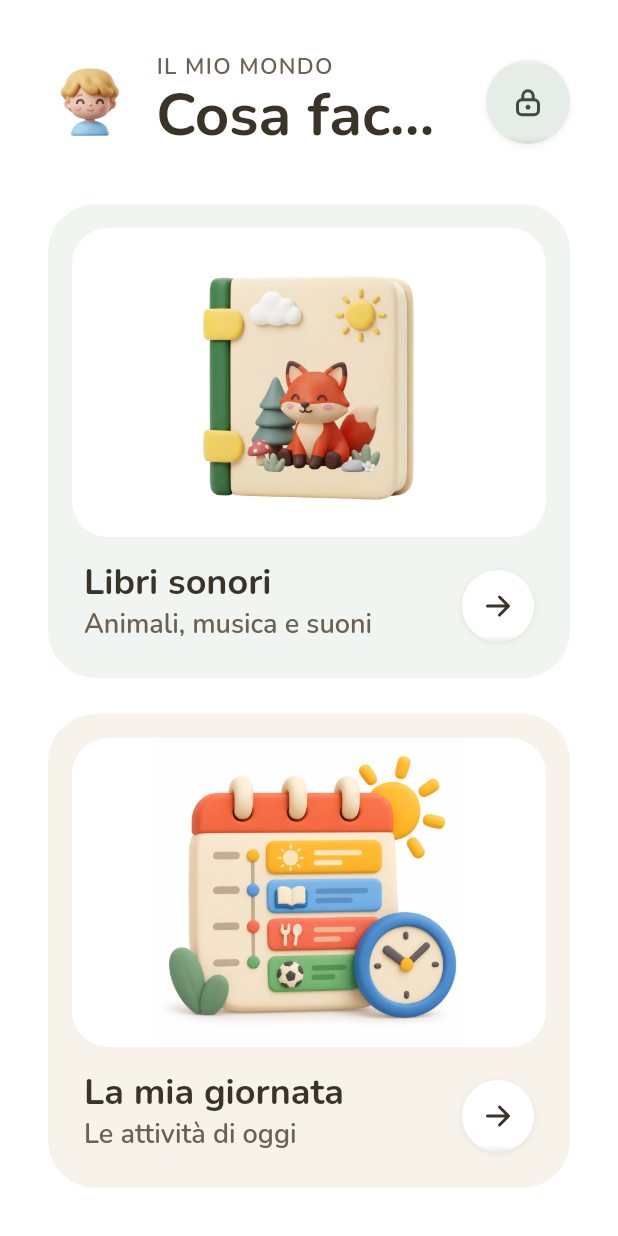
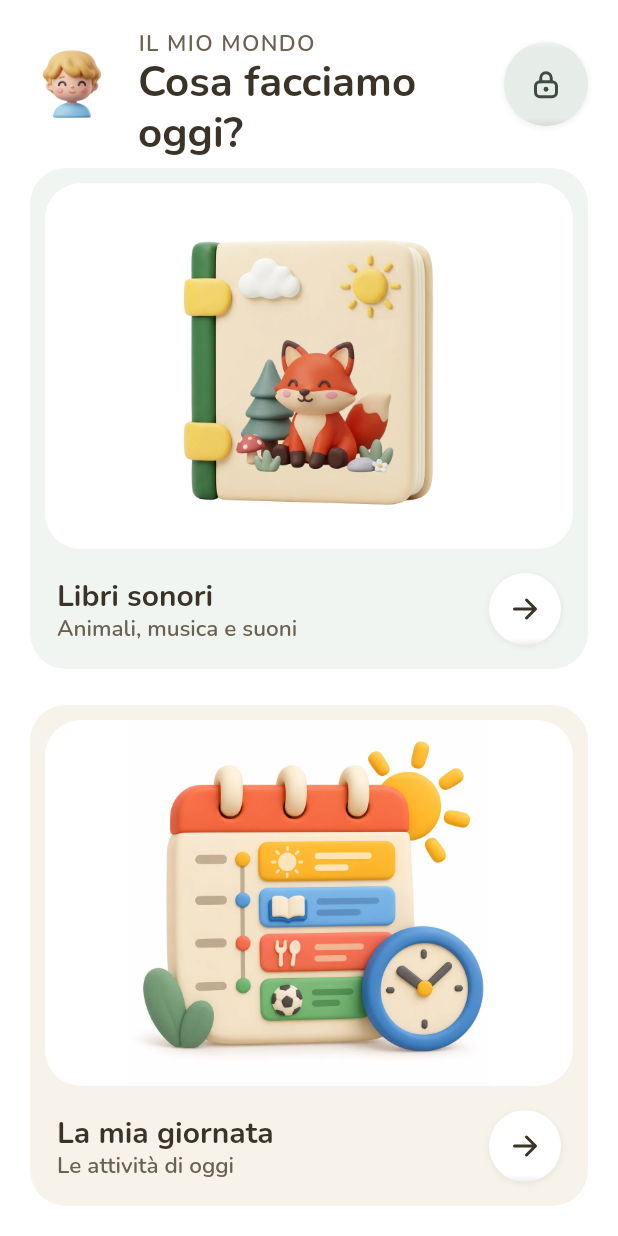
Before and after one commit to ninavoytovychdesign/il-mio-mondo, a Flutter app: the screen it shows after launch, after a tap on "Ostap", on a phone screen of 412 x 824 dp. Run offline on Flutter 3.47's test engine with Material 3 defaults, Android fonts, the phone set to English and light mode, and no system bars; our stand-ins replace audioplayers, flutter_svg, flutter_tts, shared_preferences, wakelock_plus; missing offline and left inert: record.

Commit message:
Flutter: phone layout (short side < 600)
Co-Authored-By: Claude Opus 5.5 <noreply@anthropic.com>
Claude-Session: https://claude.ai/code/session_015JoXFTQ5kS6MDA8AZ8ja6R

```diff
--- a/flutter/lib/mom.dart
+++ b/flutter/lib/mom.dart
@@ -109,8 +109,8 @@ class Box extends StatelessWidget {
 
   @override
   Widget build(BuildContext context) => Container(
-        padding: const EdgeInsets.all(24),
-        decoration: BoxDecoration(color: color ?? (warm ? C.cardWarm : C.cardGreen), borderRadius: BorderRadius.circular(rCard)),
+        padding: EdgeInsets.all(isPhone(context) ? 16 : 24),
+        decoration: BoxDecoration(color: color ?? (warm ? C.cardWarm : C.cardGreen), borderRadius: BorderRadius.circular(isPhone(context) ? 24 : rCard)),
         child: Column(
           crossAxisAlignment: CrossAxisAlignment.stretch,
           children: [
@@ -369,7 +369,7 @@ class _MomShellState extends State<MomShell> {
           _ => _oggi(s),
         };
     }
-    final pad = isPortrait(context) ? 32.0 : 40.0;
+    final pad = isPhone(context) ? 20.0 : (isPortrait(context) ? 32.0 : 40.0);
     return PopScope(
       canPop: false,
       onPopInvokedWithResult: (didPop, _) {
@@ -403,7 +403,7 @@ class _MomShellState extends State<MomShell> {
                   ),
                 ),
               ),
-              Positioned(left: 0, right: 0, bottom: 16, child: Center(child: _dock(s))),
+              Positioned(left: 0, right: 0, bottom: isPhone(context) ? 10 : 16, child: Center(child: _dock(s))),
             ],
           ),
         ),
@@ -416,7 +416,7 @@ class _MomShellState extends State<MomShell> {
       crossAxisAlignment: CrossAxisAlignment.start,
       mainAxisSize: MainAxisSize.min,
       children: [
-        Text(p.title, style: ts(32), maxLines: 1, overflow: TextOverflow.ellipsis),
+        Text(p.title, style: ts(isPhone(context) ? 26 : 32), maxLines: 1, overflow: TextOverflow.ellipsis),
         if (p.subtitle != null) Text(p.subtitle!, style: ts(16, w: FontWeight.w600, color: C.ink2), maxLines: 1, overflow: TextOverflow.ellipsis),
       ],
     );
@@ -438,6 +438,15 @@ class _MomShellState extends State<MomShell> {
     final right = Row(mainAxisSize: MainAxisSize.min, children: [
       for (var i = 0; i < actions.length; i++) ...[if (i > 0) const SizedBox(width: 12), actions[i]],
     ]);
+    if (isPhone(context) && (p.extra.isNotEmpty || s.cameFromChild)) {
+      // phone: titles and the gear on the first line, the action buttons on the next
+      final acts = [...p.extra, if (s.cameFromChild) actions[p.extra.length]];
+      return Column(crossAxisAlignment: CrossAxisAlignment.stretch, children: [
+        Row(children: [Expanded(child: left), if (sub != _Sub.settings) ...[const SizedBox(width: 12), actions.last]]),
+        const SizedBox(height: 12),
+        Wrap(spacing: 12, runSpacing: 12, children: acts),
+      ]);
+    }
     if (isPortrait(context) && p.extra.isNotEmpty && s.cameFromChild) {
       return Column(crossAxisAlignment: CrossAxisAlignment.stretch, children: [left, const SizedBox(height: 16), Align(alignment: Alignment.centerRight, child: right)]);
     }
@@ -455,9 +464,11 @@ class _MomShellState extends State<MomShell> {
       ['routine', s.l('Routine', 'Рутини'), MI.tRoutine, MI.fRoutine],
       ['bambini', s.l('Bambini', 'Діти'), MI.tKids, MI.fKids],
     ];
+    final phone = isPhone(context);
     return Container(
-      height: 80,
-      padding: const EdgeInsets.all(8),
+      height: phone ? 68 : 80,
+      margin: EdgeInsets.symmetric(horizontal: phone ? 12 : 0),
+      padding: EdgeInsets.all(phone ? 6 : 8),
       decoration: BoxDecoration(
         color: Colors.white,
         borderRadius: BorderRadius.circular(999),
@@ -465,16 +476,17 @@ class _MomShellState extends State<MomShell> {
         boxShadow: const [BoxShadow(color: Color(0x1A3E4C43), blurRadius: 20, offset: Offset(0, 6))],
       ),
       child: Row(
-        mainAxisSize: MainAxisSize.min,
+        mainAxisSize: phone ? MainAxisSize.max : MainAxisSize.min,
         children: [
           for (final t in tabs) ...[
-            if (t != tabs.first) const SizedBox(width: 4),
-            _DockItem(
+            if (t != tabs.first) SizedBox(width: phone ? 2 : 4),
+            _expandIf(phone, _DockItem(
+              compact: phone,
               label: t[1],
               svg: (tab == t[0] && sub != _Sub.settings) ? t[3] : t[2],
               on: tab == t[0] && sub != _Sub.settings,
               onTap: () => goTab(t[0]),
-            ),
+            )),
           ],
         ],
       ),
@@ -591,10 +603,12 @@ class _MomShellState extends State<MomShell> {
     final week = Row(
       crossAxisAlignment: CrossAxisAlignment.center,
       children: [
-        _Mini(svg: MI.chevL, label: s.l('Settimana precedente', 'Попередній тиждень'), onTap: () => setState(() => calDate = sel.subtract(const Duration(days: 7)))),
-        const SizedBox(width: 8),
+        if (!isPhone(context)) ...[
+          _Mini(svg: MI.chevL, label: s.l('Settimana precedente', 'Попередній тиждень'), onTap: () => setState(() => calDate = sel.subtract(const Duration(days: 7)))),
+          const SizedBox(width: 8),
+        ],
         for (var i = 0; i < 7; i++) ...[
-          if (i > 0) const SizedBox(width: 8),
+          if (i > 0) SizedBox(width: isPhone(context) ? 4 : 8),
           Expanded(
             child: _WeekDay(
               letter: dayShort[s.ui]![i + 1],
@@ -606,8 +620,10 @@ class _MomShellState extends State<MomShell> {
             ),
           ),
         ],
-        const SizedBox(width: 8),
-        _Mini(svg: MI.chevR, label: s.l('Settimana successiva', 'Наступний тиждень'), onTap: () => setState(() => calDate = sel.add(const Duration(days: 7)))),
+        if (!isPhone(context)) ...[
+          const SizedBox(width: 8),
+          _Mini(svg: MI.chevR, label: s.l('Settimana successiva', 'Наступний тиждень'), onTap: () => setState(() => calDate = sel.add(const Duration(days: 7)))),
+        ],
       ],
     );
     return _Page(
@@ -774,6 +790,8 @@ class _MomShellState extends State<MomShell> {
   }
 }
 
+Widget _expandIf(bool on, Widget w) => on ? Expanded(child: w) : w;
+
 class _Page {
   _Page({required this.title, required this.body, this.subtitle, this.back, this.extra = const []});
   final String title;
@@ -784,7 +802,8 @@ class _Page {
 }
 
 class _DockItem extends StatelessWidget {
-  const _DockItem({required this.label, required this.svg, required this.on, required this.onTap});
+  const _DockItem({required this.label, required this.svg, required this.on, required this.onTap, this.compact = false});
+  final bool compact;
   final String label;
   final String svg;
   final bool on;
@@ -799,14 +818,14 @@ class _DockItem extends StatelessWidget {
           behavior: HitTestBehavior.opaque,
           onTap: onTap,
           child: Container(
-            constraints: const BoxConstraints(minWidth: 84),
-            padding: const EdgeInsets.symmetric(horizontal: 10, vertical: 6),
+            constraints: BoxConstraints(minWidth: compact ? 0 : 84),
+            padding: EdgeInsets.symmetric(horizontal: compact ? 2 : 10, vertical: compact ? 4 : 6),
             decoration: on ? soft3d(C.nav, radius: BorderRadius.circular(999)) : null,
             foregroundDecoration: on ? soft3dOverlay(radius: BorderRadius.circular(999)) : null,
             child: Column(mainAxisAlignment: MainAxisAlignment.center, children: [
-              icon(svg, 24, on ? C.ink : C.ink2),
+              icon(svg, compact ? 22 : 24, on ? C.ink : C.ink2),
               const SizedBox(height: 4),
-              Text(label, style: ts(13, w: on ? FontWeight.w800 : FontWeight.w600, color: on ? C.ink : C.ink2, height: 1.1)),
+              Text(label, maxLines: 1, overflow: TextOverflow.ellipsis, style: ts(compact ? 11 : 13, w: on ? FontWeight.w800 : FontWeight.w600, color: on ? C.ink : C.ink2, height: 1.1)),
             ]),
           ),
         ),
@@ -851,9 +870,9 @@ class _WeekDay extends StatelessWidget {
                   border: Border.all(color: today ? C.ink3 : C.nav, width: 2),
                 ),
           child: Column(children: [
-            Text(letter.toUpperCase(), style: ts(13, color: selected ? Colors.white : C.ink2, spacing: 0.5)),
+            Text(letter.toUpperCase(), style: ts(isPhone(context) ? 11 : 13, color: selected ? Colors.white : C.ink2, spacing: 0.5)),
             const SizedBox(height: 4),
-            Text('$day', style: ts(22, color: fg)),
+            Text('$day', style: ts(isPhone(context) ? 18 : 22, color: fg)),
             const SizedBox(height: 4),
             SizedBox(
               height: 8,
@@ -920,11 +939,11 @@ class _DayRow extends StatelessWidget {
     return CardRow(
       onTap: onTap,
       child: Row(children: [
-        SizedBox(width: 56, child: Text(time, style: ts(18, w: done ? FontWeight.w600 : FontWeight.w700, color: done ? C.ink3 : C.ink))),
-        const SizedBox(width: 16),
-        thumb(cover, bg: flatArt.containsKey(cover) ? coverTint : C.surface),
-        const SizedBox(width: 16),
-        Expanded(child: Text(name, style: ts(18), maxLines: 2, overflow: TextOverflow.ellipsis)),
+        SizedBox(width: isPhone(context) ? 46 : 56, child: Text(time, style: ts(isPhone(context) ? 16 : 18, w: done ? FontWeight.w600 : FontWeight.w700, color: done ? C.ink3 : C.ink))),
+        SizedBox(width: isPhone(context) ? 10 : 16),
+        thumb(cover, w: isPhone(context) ? 44 : 56, h: isPhone(context) ? 40 : 48, bg: flatArt.containsKey(cover) ? coverTint : C.surface),
+        SizedBox(width: isPhone(context) ? 10 : 16),
+        Expanded(child: Text(name, style: ts(isPhone(context) ? 16 : 18), maxLines: 2, overflow: TextOverflow.ellipsis)),
         if (right != null) ...[const SizedBox(width: 12), right],
       ]),
     );
@@ -1308,7 +1327,7 @@ class _RoutineGridState extends State<RoutineGrid> {
                           boxShadow: dragging ? const [BoxShadow(color: Color(0x2E3E4C43), blurRadius: 28, offset: Offset(0, 12))] : const [],
                         ),
                         child: Row(children: [
-                          thumb(r.cover, w: 88, h: 68, r: 16, bg: flatArt.containsKey(r.cover) ? r.tint : Colors.white),
+                          thumb(r.cover, w: isPhone(context) ? 64 : 88, h: isPhone(context) ? 52 : 68, r: 16, bg: flatArt.containsKey(r.cover) ? r.tint : Colors.white),
                           const SizedBox(width: 16),
                           Expanded(
                             child: Column(mainAxisAlignment: MainAxisAlignment.center, crossAxisAlignment: CrossAxisAlignment.start, children: [
@@ -1502,8 +1521,8 @@ class _RoutineEditorState extends State<RoutineEditor> {
             child: GestureDetector(
               onTap: () => s.toggleDay(widget.kidId, widget.rid, d),
               child: Container(
-                width: 52,
-                height: 52,
+                width: isPhone(context) ? 40 : 52,
+                height: isPhone(context) ? 40 : 52,
                 decoration: on.contains(d)
                     ? soft3d(_action, circle: true)
                     : BoxDecoration(color: Colors.white, shape: BoxShape.circle, border: Border.all(color: C.nav, width: 2)),
--- a/flutter/lib/ui.dart
+++ b/flutter/lib/ui.dart
@@ -28,6 +28,9 @@ const double navSize = 56;
 
 TextStyle ts(double size, {FontWeight w = FontWeight.w700, Color color = C.ink, double height = 1.2, double spacing = 0}) =>
     TextStyle(fontFamily: 'Nunito', fontSize: size, fontWeight: w, color: color, height: height, letterSpacing: spacing);
+
+/// Phone: the short side is under 600 – same screens, tighter density
+bool isPhone(BuildContext context) => MediaQuery.sizeOf(context).shortestSide < 600;
 
 bool isPortrait(BuildContext context) {
   final s = MediaQuery.of(context).size;
@@ -198,8 +201,8 @@ class _CardPressState extends State<CardPress> {
             duration: const Duration(milliseconds: 90),
             scale: _down && widget.onTap != null ? 0.985 : 1,
             child: Container(
-              padding: const EdgeInsets.fromLTRB(16, 16, 16, 24),
-              decoration: BoxDecoration(color: widget.color, borderRadius: BorderRadius.circular(rCard)),
+              padding: isPhone(context) ? const EdgeInsets.fromLTRB(10, 10, 10, 16) : const EdgeInsets.fromLTRB(16, 16, 16, 24),
+              decoration: BoxDecoration(color: widget.color, borderRadius: BorderRadius.circular(isPhone(context) ? 24 : rCard)),
               child: widget.child,
             ),
           ),
@@ -231,7 +234,7 @@ class Frame extends StatelessWidget {
 
   @override
   Widget build(BuildContext context) {
-    final pad = isPortrait(context) ? 32.0 : 40.0;
+    final pad = isPhone(context) ? 20.0 : (isPortrait(context) ? 32.0 : 40.0);
     return Scaffold(
       backgroundColor: C.bg,
       body: SafeArea(
@@ -242,7 +245,7 @@ class Frame extends StatelessWidget {
               padding: EdgeInsets.all(pad),
               child: Column(
                 crossAxisAlignment: CrossAxisAlignment.stretch,
-                children: [head, SizedBox(height: gap), Expanded(child: body)],
+                children: [head, SizedBox(height: isPhone(context) ? 20 : gap), Expanded(child: body)],
               ),
             ),
           ),
@@ -265,7 +268,7 @@ class Head extends StatelessWidget {
         child: Row(
           children: [
             if (onBack != null) ...[NavBtn(svg: Ic.back, onTap: onBack), const SizedBox(width: 16)],
-            Expanded(child: Text(title, style: ts(32), maxLines: 1, overflow: TextOverflow.ellipsis)),
+            Expanded(child: Text(title, style: ts(isPhone(context) ? 24 : 32), maxLines: 2, overflow: TextOverflow.ellipsis)),
             if (trailing != null) ...[const SizedBox(width: 16), trailing!],
           ],
         ),
```
Also changed, not shown: flutter/lib/screens.dart (+17 -13 lines).
